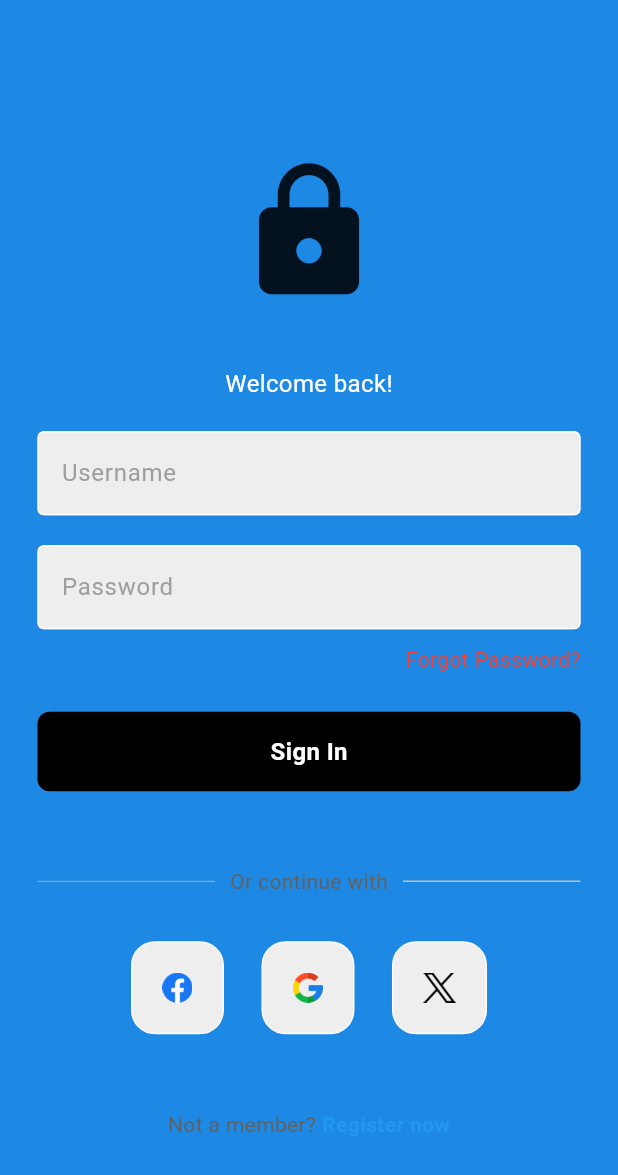
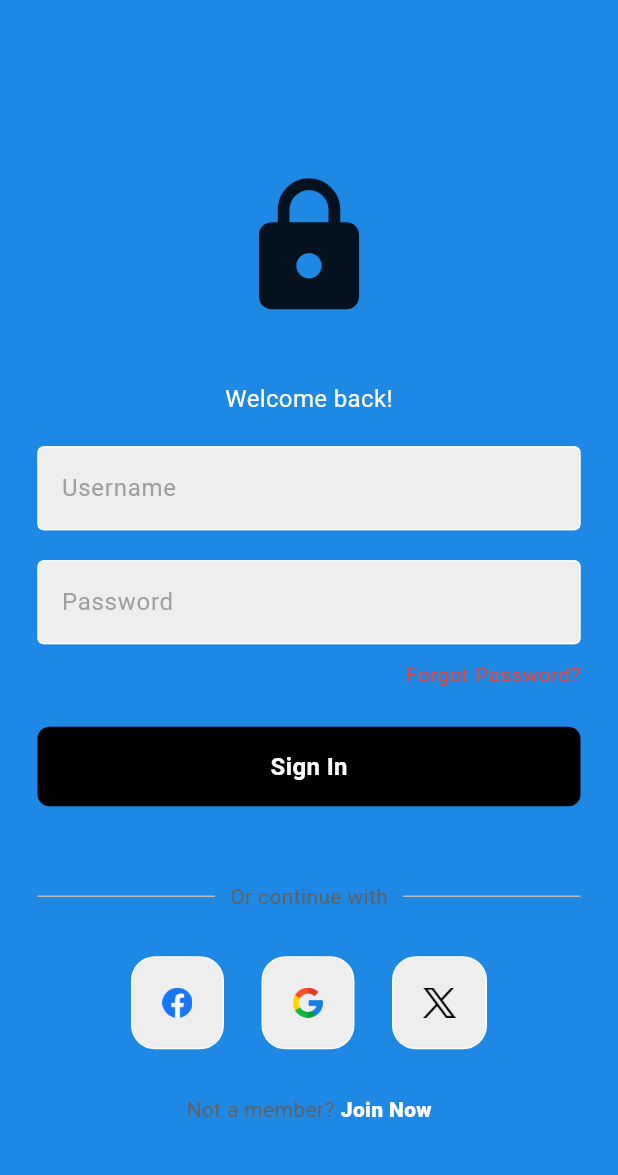
Before and after one commit to Gurnoor200/expense-app, a Flutter app: the screen it shows after launch, on a phone screen of 412 x 824 dp. Shown: the top 1175 px of the screen. Run offline on Flutter 3.47's test engine with Material 3 defaults, Android fonts, the phone set to English and light mode, and no system bars.

Commit message:
Remove the overflowing below

```diff
--- a/lib/pages/login_page.dart
+++ b/lib/pages/login_page.dart
@@ -91,7 +91,7 @@ class LoginPage extends StatelessWidget {
                   children: [
                     Expanded(
                       child: Divider(
-                        thickness: 0.5,
+                        thickness: 1,
                         color: Colors.grey[400],
                       ),
                     ),
@@ -133,7 +133,7 @@ class LoginPage extends StatelessWidget {
                 ],
               ),
 
-              const SizedBox(height: 50),
+              const SizedBox(height: 30),
 
               // not a member? register now
               Row(
@@ -145,10 +145,10 @@ class LoginPage extends StatelessWidget {
                   ),
                   const SizedBox(width: 4),
                   const Text(
-                    'Register now',
+                    'Join Now',
                     style: TextStyle(
-                      color: Colors.blue,
-                      fontWeight: FontWeight.bold,
+                      color: Colors.white,
+                      fontWeight: FontWeight.w900,
                     ),
                   ),
                 ],
```
